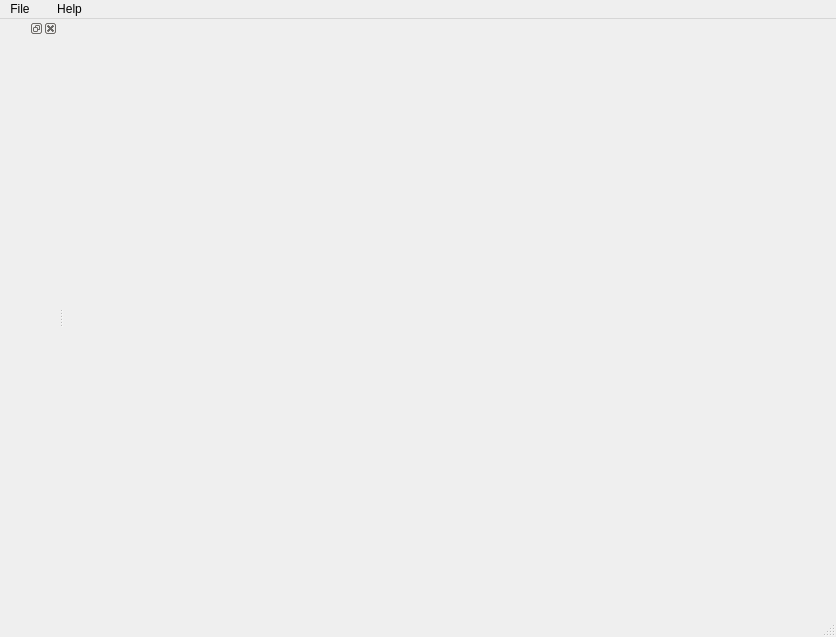
The window that oat/views/ui/ui_main_window.ui (Oli4/oat) describes before a commit, drawn with Qt 5.
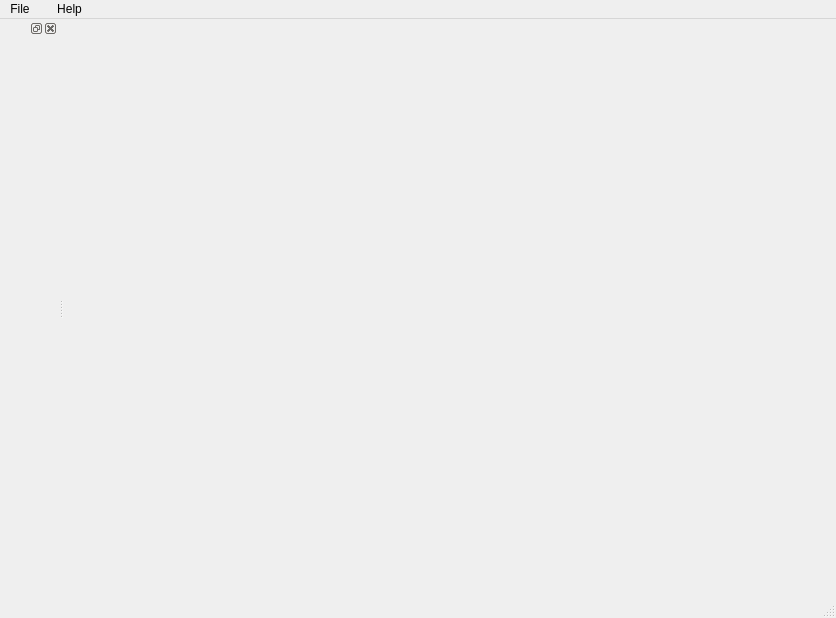
The same window after the commit. Icons and pictures are not drawn.

Patch:
```diff
--- a/oat/views/ui/ui_main_window.ui
+++ b/oat/views/ui/ui_main_window.ui
@@ -7,7 +7,7 @@
     <x>0</x>
     <y>0</y>
     <width>836</width>
-    <height>637</height>
+    <height>618</height>
    </rect>
   </property>
   <property name="windowTitle">
```
